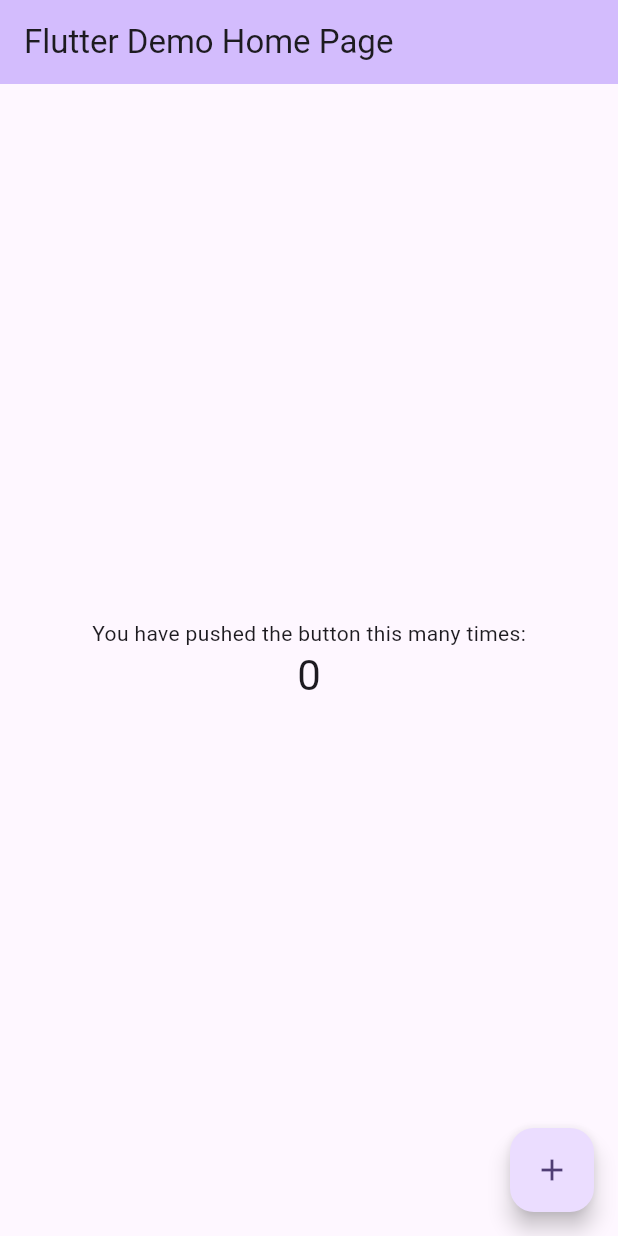
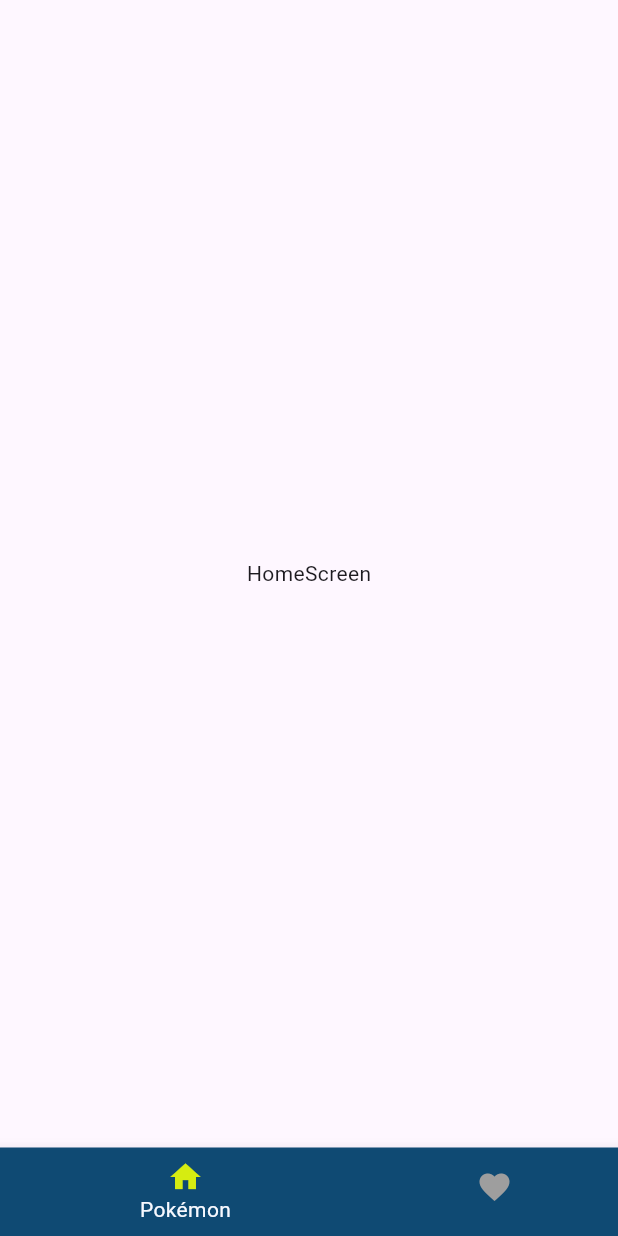
Before and after one commit to sz-adam/pokemon_flutter, a Flutter app: the screen it shows after launch, on a phone screen of 412 x 824 dp. Run offline on Flutter 3.47's test engine with Material 3 defaults, Android fonts, the phone set to English and light mode, and no system bars.

Commit message:
create navigation

```diff
--- a/lib/main.dart
+++ b/lib/main.dart
@@ -1,125 +1,22 @@
 import 'package:flutter/material.dart';
+import 'package:flutter_pokemon/navigation/bottom_navigation.dart';
 
 void main() {
-  runApp(const MyApp());
+  runApp(
+    App(),
+  );
 }
 
-class MyApp extends StatelessWidget {
-  const MyApp({super.key});
+class App extends StatelessWidget {
+  const App({super.key});
 
-  // This widget is the root of your application.
   @override
   Widget build(BuildContext context) {
     return MaterialApp(
-      title: 'Flutter Demo',
-      theme: ThemeData(
-        // This is the theme of your application.
-        //
-        // TRY THIS: Try running your application with "flutter run". You'll see
-        // the application has a purple toolbar. Then, without quitting the app,
-        // try changing the seedColor in the colorScheme below to Colors.green
-        // and then invoke "hot reload" (save your changes or press the "hot
-        // reload" button in a Flutter-supported IDE, or press "r" if you used
-        // the command line to start the app).
-        //
-        // Notice that the counter didn't reset back to zero; the application
-        // state is not lost during the reload. To reset the state, use hot
-        // restart instead.
-        //
-        // This works for code too, not just values: Most code changes can be
-        // tested with just a hot reload.
-        colorScheme: ColorScheme.fromSeed(seedColor: Colors.deepPurple),
-        useMaterial3: true,
-      ),
-      home: const MyHomePage(title: 'Flutter Demo Home Page'),
-    );
+        theme: ThemeData().copyWith(
+          colorScheme: ColorScheme.fromSeed(
+              seedColor: Color.fromARGB(255, 29, 132, 201)),
+        ),
+        home: BottomNavigation());
   }
 }
-
-class MyHomePage extends StatefulWidget {
-  const MyHomePage({super.key, required this.title});
-
-  // This widget is the home page of your application. It is stateful, meaning
-  // that it has a State object (defined below) that contains fields that affect
-  // how it looks.
-
-  // This class is the configuration for the state. It holds the values (in this
-  // case the title) provided by the parent (in this case the App widget) and
-  // used by the build method of the State. Fields in a Widget subclass are
-  // always marked "final".
-
-  final String title;
-
-  @override
-  State<MyHomePage> createState() => _MyHomePageState();
-}
-
-class _MyHomePageState extends State<MyHomePage> {
-  int _counter = 0;
-
-  void _incrementCounter() {
-    setState(() {
-      // This call to setState tells the Flutter framework that something has
-      // changed in this State, which causes it to rerun the build method below
-      // so that the display can reflect the updated values. If we changed
-      // _counter without calling setState(), then the build method would not be
-      // called again, and so nothing would appear to happen.
-      _counter++;
-    });
-  }
-
-  @override
-  Widget build(BuildContext context) {
-    // This method is rerun every time setState is called, for instance as done
-    // by the _incrementCounter method above.
-    //
-    // The Flutter framework has been optimized to make rerunning build methods
-    // fast, so that you can just rebuild anything that needs updating rather
-    // than having to individually change instances of widgets.
-    return Scaffold(
-      appBar: AppBar(
-        // TRY THIS: Try changing the color here to a specific color (to
-        // Colors.amber, perhaps?) and trigger a hot reload to see the AppBar
-        // change color while the other colors stay the same.
-        backgroundColor: Theme.of(context).colorScheme.inversePrimary,
-        // Here we take the value from the MyHomePage object that was created by
-        // the App.build method, and use it to set our appbar title.
-        title: Text(widget.title),
-      ),
-      body: Center(
-        // Center is a layout widget. It takes a single child and positions it
-        // in the middle of the parent.
-        child: Column(
-          // Column is also a layout widget. It takes a list of children and
-          // arranges them vertically. By default, it sizes itself to fit its
-          // children horizontally, and tries to be as tall as its parent.
-          //
-          // Column has various properties to control how it sizes itself and
-          // how it positions its children. Here we use mainAxisAlignment to
-          // center the children vertically; the main axis here is the vertical
-          // axis because Columns are vertical (the cross axis would be
-          // horizontal).
-          //
-          // TRY THIS: Invoke "debug painting" (choose the "Toggle Debug Paint"
-          // action in the IDE, or press "p" in the console), to see the
-          // wireframe for each widget.
-          mainAxisAlignment: MainAxisAlignment.center,
-          children: <Widget>[
-            const Text(
-              'You have pushed the button this many times:',
-            ),
-            Text(
-              '$_counter',
-              style: Theme.of(context).textTheme.headlineMedium,
-            ),
-          ],
-        ),
-      ),
-      floatingActionButton: FloatingActionButton(
-        onPressed: _incrementCounter,
-        tooltip: 'Increment',
-        child: const Icon(Icons.add),
-      ), // This trailing comma makes auto-formatting nicer for build methods.
-    );
-  }
-}
--- /dev/null
+++ b/lib/navigation/bottom_navigation.dart
@@ -0,0 +1,56 @@
+import 'package:flutter/material.dart';
+import 'package:flutter_pokemon/screen/favorites_screen.dart';
+import 'package:flutter_pokemon/screen/home_screen.dart';
+
+class BottomNavigation extends StatefulWidget {
+  const BottomNavigation({super.key});
+
+  @override
+  _BottomNavigationState createState() => _BottomNavigationState();
+}
+
+class _BottomNavigationState extends State<BottomNavigation> {
+  int _selectedPageIndex = 0;
+
+  final List<Widget> _pages = [HomeScreen(), FavoritesScreen()];
+
+  void _selectPage(int index) {
+    setState(() {
+      _selectedPageIndex = index;
+    });
+  }
+
+
+  @override
+  Widget build(BuildContext context) {
+    return Scaffold(
+      body: _pages[_selectedPageIndex],
+      bottomNavigationBar: BottomNavigationBar(
+        type: BottomNavigationBarType.shifting,
+        onTap: _selectPage,
+        currentIndex: _selectedPageIndex,
+        items: [
+          BottomNavigationBarItem(
+            icon: Icon(
+              Icons.home,
+              color: _selectedPageIndex == 0
+                  ? Color.fromARGB(255, 214, 236, 17)
+                  : Colors.grey,
+            ),
+            label: _selectedPageIndex == 0 ? 'Pokémon' : '',
+            backgroundColor:
+                Theme.of(context).colorScheme.onPrimaryFixedVariant,
+          ),
+          BottomNavigationBarItem(
+            icon: Icon(
+              Icons.favorite,
+              color: _selectedPageIndex == 1 ? Colors.red : Colors.grey,
+            ),
+            label: _selectedPageIndex == 1 ? 'Favorites' : '',
+            backgroundColor: Theme.of(context).colorScheme.primary,
+          ),
+        ],
+      ),
+    );
+  }
+}
--- /dev/null
+++ b/lib/screen/favorites_screen.dart
@@ -0,0 +1,17 @@
+import 'package:flutter/material.dart';
+
+class FavoritesScreen extends StatefulWidget {
+  const FavoritesScreen({ Key? key }) : super(key: key);
+
+  @override
+  _FavoritesScreenState createState() => _FavoritesScreenState();
+}
+
+class _FavoritesScreenState extends State<FavoritesScreen> {
+  @override
+  Widget build(BuildContext context) {
+    return Center(
+      child: Text('favorites'),
+    );
+  }
+}
--- /dev/null
+++ b/lib/screen/home_screen.dart
@@ -0,0 +1,17 @@
+import 'package:flutter/material.dart';
+
+class HomeScreen extends StatefulWidget {
+  const HomeScreen({ Key? key }) : super(key: key);
+
+  @override
+  _HomeScreenState createState() => _HomeScreenState();
+}
+
+class _HomeScreenState extends State<HomeScreen> {
+  @override
+  Widget build(BuildContext context) {
+    return Center(
+      child: Text('HomeScreen'),
+    );
+  }
+}
```
